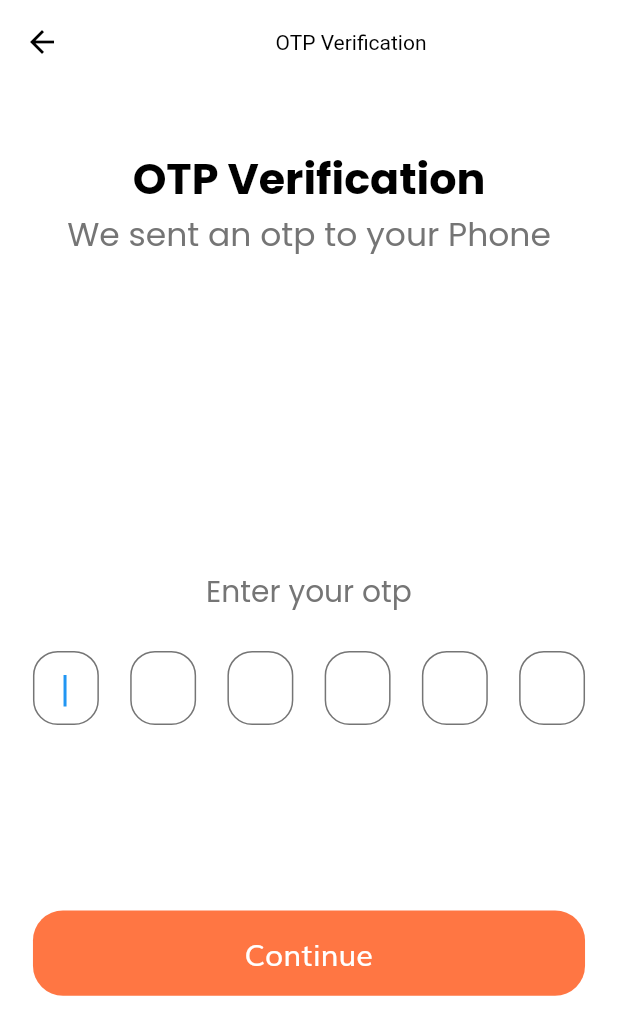
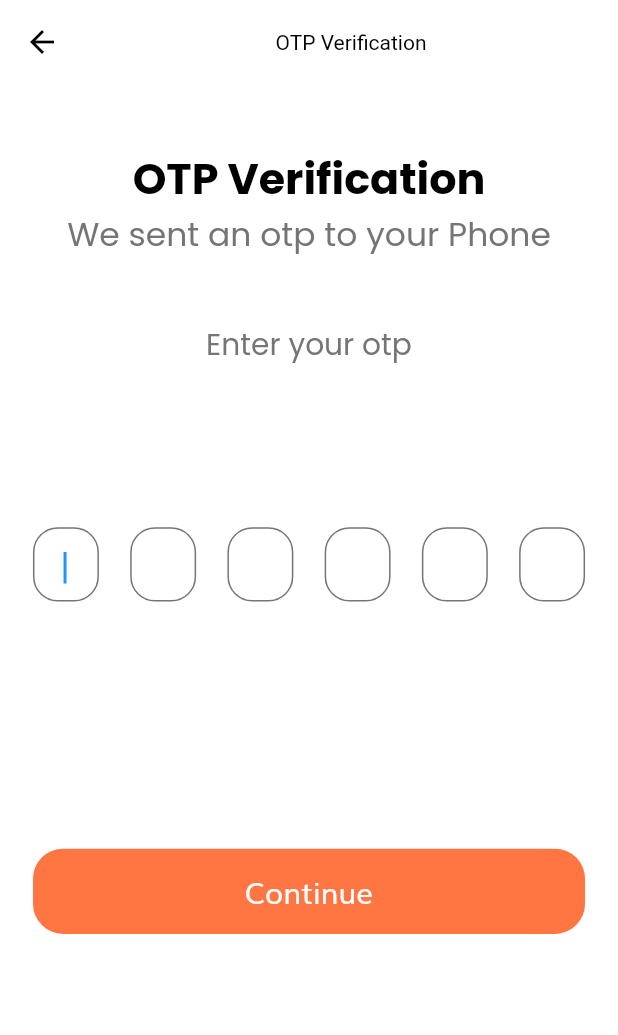
Before and after one commit to rohith18n/message_wise, a Flutter app: the OtpScreen screen opened by its route, on a phone screen of 412 x 824 dp. Shown: the top 1035 px of the screen. Run offline on Flutter 3.47's test engine with Material 2 defaults, Android fonts, the phone set to English and light mode, and no system bars; our stand-ins replace cloud_firestore, email_validator, equatable, file_picker, firebase_auth, firebase_core and 11 more; accounts and stored records are empty; statements that could not run were skipped.

Commit message:
otp screen ui issue solved

```diff
--- a/lib/Controllers/authentication/authentication_bloc.dart
+++ b/lib/Controllers/authentication/authentication_bloc.dart
@@ -19,7 +19,7 @@ class AuthenticationBloc
     });
 
     on<PhoneSignInEvent>((event, emit) {
-      emit(PhoneSignInState());
+      emit(const PhoneSignInState());
     });
 
     on<SignUpEvent>((event, emit) async {
--- a/lib/Service/profile service/profile_service.dart
+++ b/lib/Service/profile service/profile_service.dart
@@ -14,7 +14,7 @@ class ProfileService {
   Future<dynamic> selectImage() async {
     final result = await FilePicker.platform
         .pickFiles(type: FileType.custom, allowedExtensions: ["jpg"]);
-    log("selectfile file  function $result");
+    log("selectImage filePicker $result");
     return result;
   }
 
@@ -50,7 +50,7 @@ class ProfileService {
         );
       }
     } on FirebaseException catch (e) {
-      log("uploadfile function error ${e.code}");
+      log("uploadfile error ${e.code}");
       isUploaded = e.code;
     }
 
--- a/lib/views/otp_screen/components/body.dart
+++ b/lib/views/otp_screen/components/body.dart
@@ -1,7 +1,8 @@
 import 'package:flutter/material.dart';
 import 'package:flutter_bloc/flutter_bloc.dart';
+import 'package:message_wise/Controllers/authentication/authentication_bloc.dart';
 import 'package:message_wise/constants.dart';
-import 'package:message_wise/controllers/authentication/authentication_bloc.dart';
+
 import 'package:message_wise/size_config.dart';
 import 'package:message_wise/views/common/widgets/custom_text.dart';
 import 'otp_form.dart';
--- a/lib/views/otp_screen/components/otp_form.dart
+++ b/lib/views/otp_screen/components/otp_form.dart
@@ -1,3 +1,5 @@
+import 'dart:math';
+
 import 'package:flutter/material.dart';
 import 'package:flutter_bloc/flutter_bloc.dart';
 import 'package:message_wise/Controllers/authentication/authentication_bloc.dart';
@@ -63,12 +65,12 @@ class OtpFormState extends State<OtpForm> {
       child: SingleChildScrollView(
         child: Column(
           children: [
-            SizedBox(height: SizeConfig.screenHeight * 0.25),
+            SizedBox(height: SizeConfig.screenHeight * 0.05),
             CustomText(
               size: getProportionateScreenWidth(18),
               content: "Enter your otp",
             ),
-            SizedBox(height: SizeConfig.screenHeight * 0.03),
+            SizedBox(height: SizeConfig.screenHeight * 0.13),
             Row(
               mainAxisAlignment: MainAxisAlignment.spaceBetween,
               children: [
@@ -117,7 +119,7 @@ class OtpFormState extends State<OtpForm> {
                     }),
               ],
             ),
-            SizedBox(height: SizeConfig.screenHeight * 0.15),
+            SizedBox(height: SizeConfig.screenHeight * 0.2),
             BlocListener<AuthenticationBloc, AuthenticationState>(
               listener: (context, state) {
                 if (state is PhoneSignInLoadedState) {
@@ -140,10 +142,15 @@ class OtpFormState extends State<OtpForm> {
                             _otpController4.text.trim() +
                             _otpController5.text.trim() +
                             _otpController6.text.trim();
+
                         BlocProvider.of<AuthenticationBloc>(context).add(
                             VerifySentOtpEvent(
                                 otpCode: otpCode,
                                 verificationId: state.verificationId));
+                      }
+                      if (state is PhoneSignInLoadedState) {
+                        Navigator.pushNamedAndRemoveUntil(
+                            context, HomeScreen.routeName, (route) => false);
                       }
                     },
                   );
--- a/lib/views/settings screen/widgets/profile_image.dart
+++ b/lib/views/settings screen/widgets/profile_image.dart
@@ -73,8 +73,8 @@ class ProfileImage extends StatelessWidget {
             right: -16,
             bottom: 0,
             child: SizedBox(
-              height: 39,
-              width: 39,
+              height: getProportionateScreenHeight(39),
+              width: getProportionateScreenHeight(39),
               child: TextButton(
                 style: TextButton.styleFrom(
                   foregroundColor: Colors.white,
```
Also changed, not shown: lib/views/chat screen/chat_screen.dart (+9 -24 lines), lib/views/chat screen/widget/group_list.dart (+0 -17 lines), lib/views/new chat screen/contacts_screen.dart (+5 -5 lines), lib/views/new chat screen/widgets/user_list.dart (+11 -11 lines).
